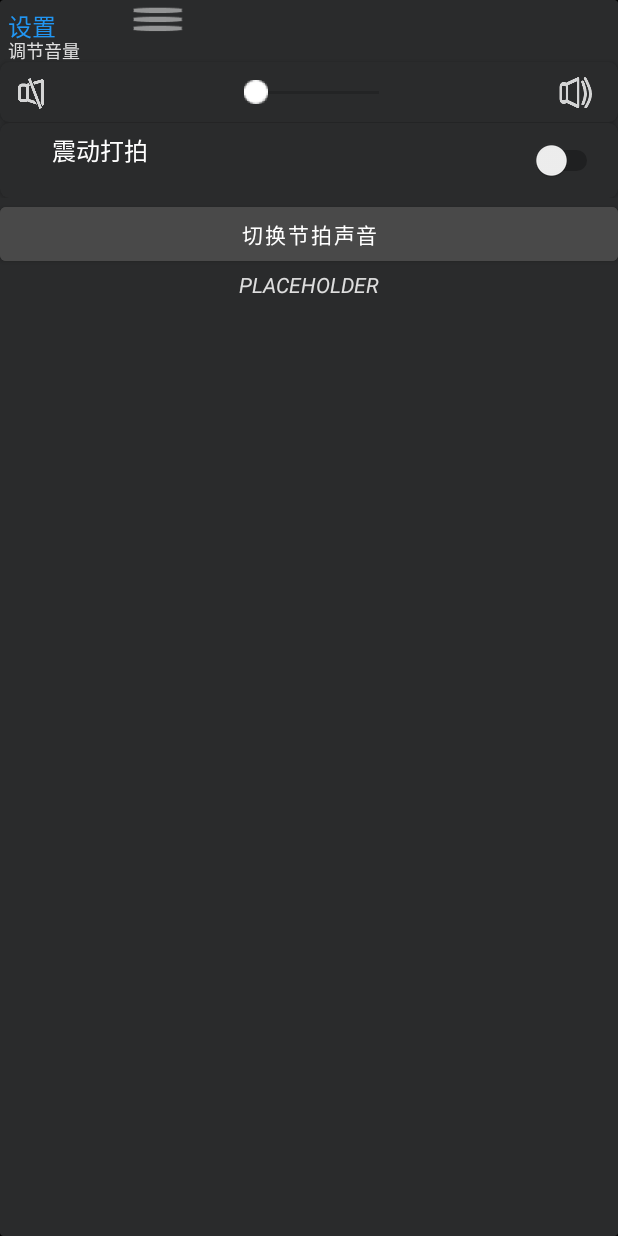
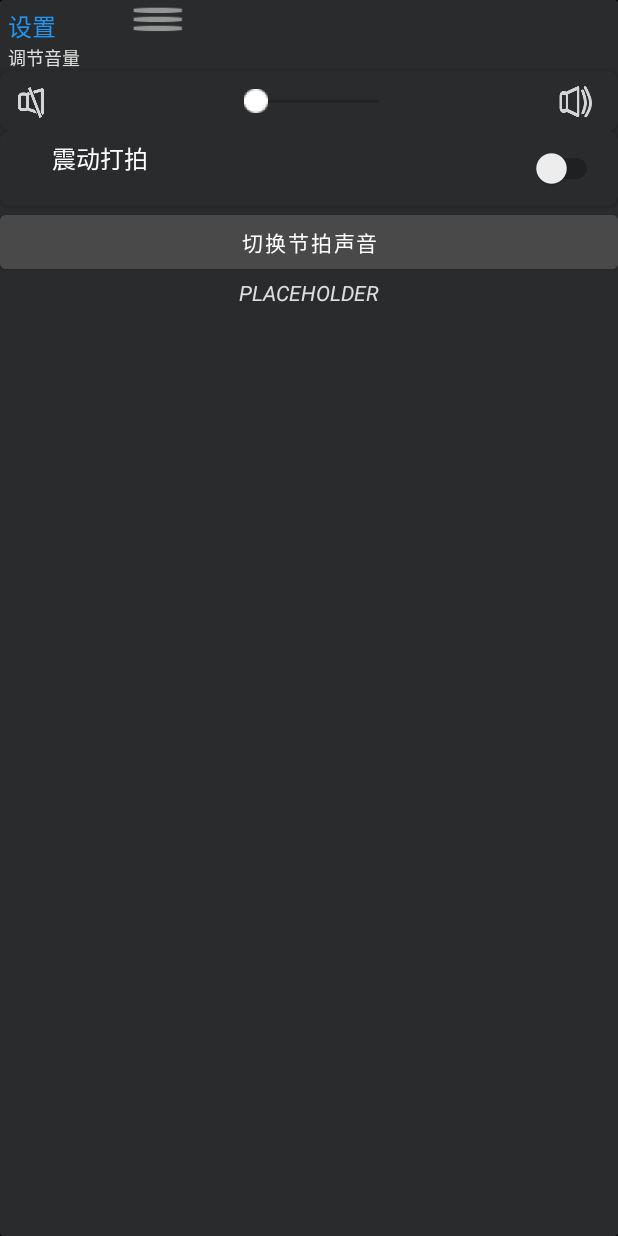
Before and after one commit to GrieferPig/PaperNome, an Android app: the layout activity_main.xml on its own in the app's theme, with its tools: preview values and no code run, on a phone screen of 412 x 824 dp. Run offline under Robolectric (Android 15) with nearby library versions, the phone set to English and light mode, and no system bars; plain views replace RealtimeBlurView.

Commit message:
fix: main ui alignment

```diff
--- a/app/src/main/res/layout/activity_main.xml
+++ b/app/src/main/res/layout/activity_main.xml
@@ -158,6 +158,7 @@
     <LinearLayout
         android:layout_width="match_parent"
         android:layout_height="match_parent"
+        android:orientation="vertical"
         app:layout_constraintBottom_toBottomOf="parent"
         app:layout_constraintEnd_toEndOf="parent"
         app:layout_constraintStart_toStartOf="parent"
@@ -179,14 +180,10 @@
                 android:foregroundTint="#ffffff">
 
                 <LinearLayout
+                    android:id="@+id/settingconstraint"
                     android:layout_width="match_parent"
                     android:layout_height="wrap_content"
                     android:orientation="vertical">
-
-                    <androidx.constraintlayout.widget.ConstraintLayout
-                        android:id="@+id/settingconstraint"
-                        android:layout_width="match_parent"
-                        android:layout_height="132dp">
 
                     <TextView
                         android:id="@+id/textView10"
@@ -196,41 +193,24 @@
                         android:layout_marginTop="5dp"
                         android:text="设置"
                         android:textColor="#2196F3"
-                            android:textSize="16sp"
-                            app:layout_constraintBottom_toBottomOf="parent"
-                            app:layout_constraintEnd_toEndOf="parent"
-                            app:layout_constraintHorizontal_bias="0.0"
-                            app:layout_constraintStart_toStartOf="parent"
-                            app:layout_constraintTop_toTopOf="parent"
-                            app:layout_constraintVertical_bias="0.0" />
+                        android:textSize="16sp" />
 
                     <TextView
                         android:id="@+id/textView5"
                         android:layout_width="match_parent"
                         android:layout_height="wrap_content"
                         android:layout_marginStart="5dp"
-                            android:layout_marginTop="10dp"
                         android:alpha="0.85"
                         android:text="调节音量"
                         android:textColor="@color/white"
-                            android:textSize="12sp"
-                            app:layout_constraintBottom_toBottomOf="parent"
-                            app:layout_constraintEnd_toEndOf="parent"
-                            app:layout_constraintStart_toStartOf="parent"
-                            app:layout_constraintTop_toTopOf="parent"
-                            app:layout_constraintVertical_bias="0.13999999" />
+                        android:textSize="12sp" />
 
                     <androidx.cardview.widget.CardView
                         android:id="@+id/cardView"
                         android:layout_width="match_parent"
                         android:layout_height="40dp"
                         app:cardBackgroundColor="#2a2b2c"
-                            app:cardCornerRadius="6dp"
-                            app:layout_constraintBottom_toBottomOf="parent"
-                            app:layout_constraintEnd_toEndOf="parent"
-                            app:layout_constraintStart_toStartOf="parent"
-                            app:layout_constraintTop_toTopOf="parent"
-                            app:layout_constraintVertical_bias="0.45">
+                        app:cardCornerRadius="6dp">
 
                         <androidx.constraintlayout.widget.ConstraintLayout
                             android:layout_width="match_parent"
@@ -278,12 +258,7 @@
                         android:layout_width="match_parent"
                         android:layout_height="50dp"
                         app:cardBackgroundColor="#2a2b2c"
-                            app:cardCornerRadius="6dp"
-                            app:layout_constraintBottom_toBottomOf="parent"
-                            app:layout_constraintEnd_toEndOf="parent"
-                            app:layout_constraintStart_toStartOf="parent"
-                            app:layout_constraintTop_toTopOf="parent"
-                            app:layout_constraintVertical_bias="1.0">
+                        app:cardCornerRadius="6dp">
 
                         <androidx.constraintlayout.widget.ConstraintLayout
                             android:layout_width="match_parent"
@@ -329,8 +304,6 @@
 
                     </androidx.cardview.widget.CardView>
 
-                    </androidx.constraintlayout.widget.ConstraintLayout>
-
                     <Button
                         android:id="@+id/switch_sound"
                         android:layout_width="match_parent"
@@ -351,6 +324,7 @@
                         android:textAlignment="center"
                         android:textColor="@color/white"
                         android:textStyle="italic" />
+
                 </LinearLayout>
             </ScrollView>
 
```
Lines whose indentation alone changed are shown as unchanged.
